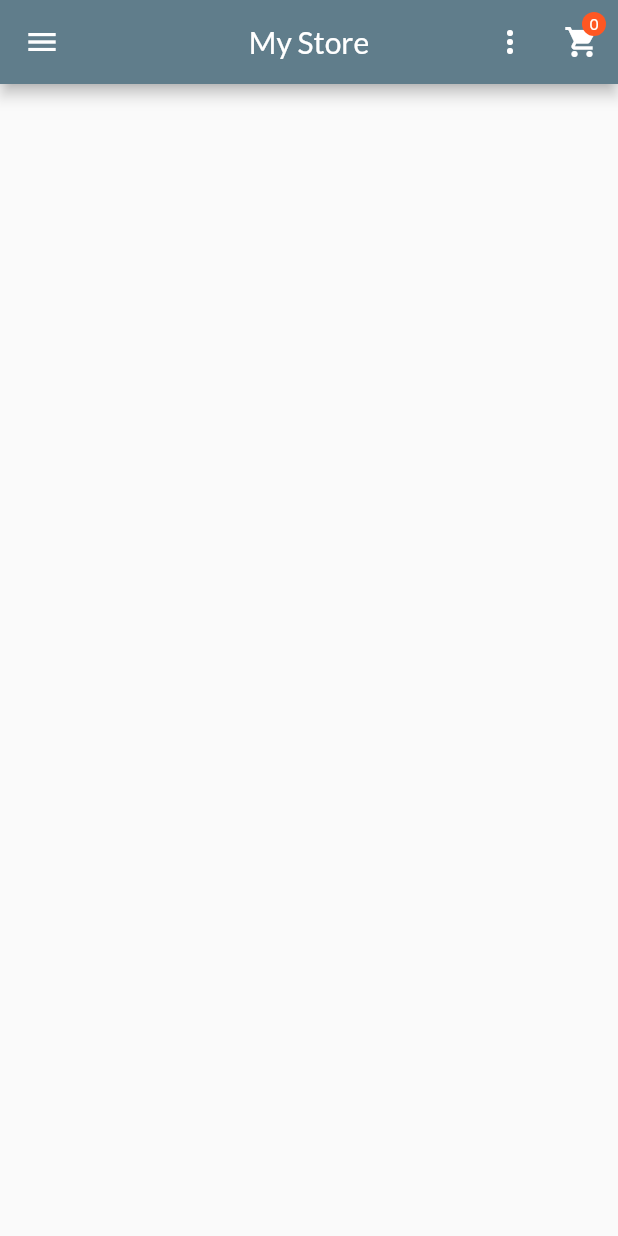
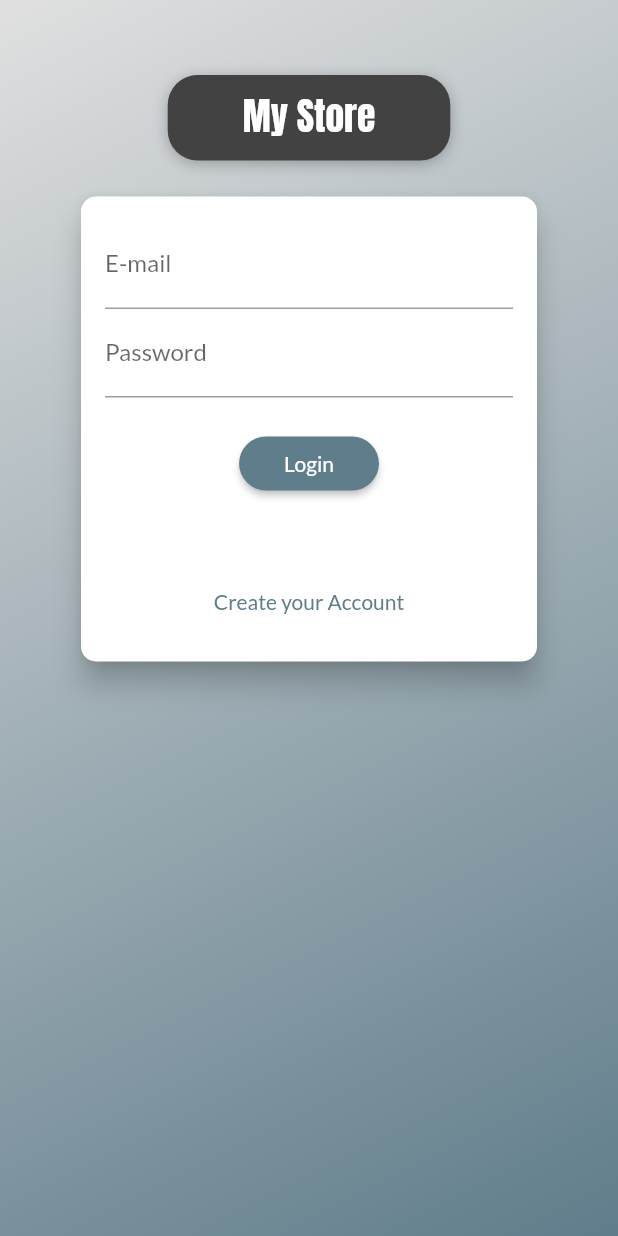
Before and after one commit to visicatto/my_store, a Flutter app: the screen it shows after launch, on a phone screen of 412 x 824 dp. Run offline on Flutter 3.47's test engine with Material 2 defaults, Android fonts, the phone set to English and light mode, and no system bars.

Commit message:
auth page

```diff
--- /dev/null
+++ b/lib/components/auth_form.dart
@@ -0,0 +1,146 @@
+import 'package:flutter/material.dart';
+import 'package:provider/provider.dart';
+import 'package:shop/models/auth.dart';
+
+// ignore: constant_identifier_names
+enum AuthMode { Signup, Login }
+
+class AuthForm extends StatefulWidget {
+  const AuthForm({Key? key}) : super(key: key);
+
+  @override
+  _AuthFormState createState() => _AuthFormState();
+}
+
+class _AuthFormState extends State<AuthForm> {
+  final _passwordController = TextEditingController();
+  final _formKey = GlobalKey<FormState>();
+  bool _isLoading = false;
+  AuthMode _authMode = AuthMode.Login;
+  final Map<String, String> _authData = {
+    'email': '',
+    'password': '',
+  };
+
+  bool _isLogin() => _authMode == AuthMode.Login;
+  bool _isSignup() => _authMode == AuthMode.Signup;
+
+  void _swithAuthMode() {
+    setState(() {
+      if (_isLogin()) {
+        _authMode = AuthMode.Signup;
+      } else {
+        _authMode = AuthMode.Login;
+      }
+    });
+  }
+
+  Future<void> _submit() async {
+    final isValid = _formKey.currentState?.validate() ?? false;
+    if (!isValid) {
+      return;
+    }
+    setState(() => _isLoading = true);
+    _formKey.currentState?.save();
+    Auth auth = Provider.of(context, listen: false);
+
+    if (_isLogin()) {
+      auth.login(
+        _authData['email']!,
+        _authData['password']!,
+      );
+    } else {
+      await auth.signup(
+        _authData['email']!,
+        _authData['password']!,
+      );
+    }
+
+    setState(() => _isLoading = false);
+  }
+
+  @override
+  Widget build(BuildContext context) {
+    final deviceSize = MediaQuery.of(context).size;
+    return Card(
+      elevation: 8,
+      shape: RoundedRectangleBorder(
+        borderRadius: BorderRadius.circular(10),
+      ),
+      child: Container(
+        padding: const EdgeInsets.all(16),
+        height: _isLogin() ? 310 : 400,
+        width: deviceSize.width * 0.75,
+        child: Form(
+          key: _formKey,
+          child: Column(
+            children: [
+              TextFormField(
+                decoration: const InputDecoration(labelText: 'E-mail'),
+                keyboardType: TextInputType.emailAddress,
+                onSaved: (email) => _authData['email'] = email ?? '',
+                validator: (_email) {
+                  final email = _email ?? '';
+                  if (email.trim().isEmpty || !email.contains('@')) {
+                    return 'Enter a valid e-mail.';
+                  }
+                  return null;
+                },
+              ),
+              TextFormField(
+                decoration: const InputDecoration(labelText: 'Password'),
+                keyboardType: TextInputType.emailAddress,
+                obscureText: true,
+                controller: _passwordController,
+                onSaved: (password) => _authData['password'] = password ?? '',
+                validator: (_password) {
+                  final password = _password ?? '';
+                  if (password.trim().isEmpty || password.length < 5) {
+                    return 'Enter a valid password';
+                  }
+                  return null;
+                },
+              ),
+              if (_isSignup())
+                TextFormField(
+                  decoration:
+                      const InputDecoration(labelText: 'Password Confirmation'),
+                  keyboardType: TextInputType.emailAddress,
+                  obscureText: true,
+                  validator: _isLogin()
+                      ? null
+                      : (_password) {
+                          final password = _password ?? '';
+                          if (password != _passwordController.text) {
+                            return "Passwords aren't the same.";
+                          }
+                          return null;
+                        },
+                ),
+              const SizedBox(height: 20),
+              if (_isLoading)
+                const CircularProgressIndicator()
+              else
+                ElevatedButton(
+                  onPressed: _submit,
+                  child: Text(_authMode == AuthMode.Login ? 'Login' : 'Signup'),
+                  style: ElevatedButton.styleFrom(
+                      shape: RoundedRectangleBorder(
+                        borderRadius: BorderRadius.circular(30),
+                      ),
+                      padding: const EdgeInsets.symmetric(
+                        horizontal: 30,
+                        vertical: 8,
+                      )),
+                ),
+              const Spacer(),
+              TextButton(
+                  onPressed: _swithAuthMode,
+                  child: Text(_isLogin() ? 'Create your Account' : 'Sing in'))
+            ],
+          ),
+        ),
+      ),
+    );
+  }
+}
--- /dev/null
+++ b/lib/exceptions/auth_exception.dart
@@ -0,0 +1,18 @@
+class AuthException implements Exception {
+  static const Map<String, String> errors = {
+    'EMAIL_EXISTS': 'E-mail already registered.',
+    'INVALID_PASSWORD': 'The password you entered is wrong.',
+    'USER_DISABLED': 'User disabled.',
+    'OPERATION_NOT_ALLOWED': 'Operation not allowed.',
+    'TOO_MANY_ATTEMPTS_TRY_LATER': 'Access temporarily blocked. Try later.',
+    'EMAIL_NOT_FOUND': 'E-mail not found.',
+  };
+  final String key;
+
+  AuthException(this.key);
+
+  @override
+  String toString() {
+    return errors[key] ?? 'There was an error in the authentication process.';
+  }
+}
--- a/lib/main.dart
+++ b/lib/main.dart
@@ -1,12 +1,15 @@
 import 'package:flutter/material.dart';
 import 'package:provider/provider.dart';
+import 'package:shop/components/auth_form.dart';
 import 'package:shop/models/order_list.dart';
 import 'package:shop/models/product_list.dart';
+import 'package:shop/pages/auth_page.dart';
 import 'package:shop/pages/cart_page.dart';
 import 'package:shop/pages/orders_page.dart';
 import 'package:shop/pages/product_detail_page.dart';
 import 'package:shop/pages/products_page.dart';
 import 'package:shop/utils/app_routes.dart';
+import 'models/auth.dart';
 import 'models/cart.dart';
 import 'pages/product_overview_page.dart';
 import './pages/product_form_page.dart';
@@ -32,6 +35,9 @@ class MyApp extends StatelessWidget {
         ChangeNotifierProvider(
           create: (_) => OrderList(),
         ),
+        ChangeNotifierProvider(
+          create: (_) => Auth(),
+        ),
       ],
       child: MaterialApp(
         title: 'Flutter Demo',
@@ -43,6 +49,7 @@ class MyApp extends StatelessWidget {
         ),
         //home: const ProductsOverviewPage(),
         routes: {
+          AppRoutes.AUTH: (context) => const AuthPage(),
           AppRoutes.HOME: (context) => const ProductsOverviewPage(),
           AppRoutes.PRODUCT_DETAIL: (context) => const ProductDetailPage(),
           AppRoutes.CART: (context) => const CartPage(),
--- /dev/null
+++ b/lib/models/auth.dart
@@ -0,0 +1,36 @@
+import 'dart:convert';
+
+import 'package:flutter/cupertino.dart';
+import 'package:http/http.dart' as http;
+
+class Auth with ChangeNotifier {
+  static const _url =
+      'https://identitytoolkit.googleapis.com/v1/accounts:signUp?key=AIzaSyAG6k9yTSFklLqebbyShCJGhCSMqcUCnxc';
+
+  Future<void> _authenticate(
+      String email, String password, String urlFragment) async {
+    final url =
+        'https://identitytoolkit.googleapis.com/v1/accounts:$urlFragment?key=AIzaSyAG6k9yTSFklLqebbyShCJGhCSMqcUCnxc';
+    final response = await http.post(
+      Uri.parse(url),
+      body: jsonEncode({
+        'email': email,
+        'password': password,
+        'returnSecureToken': true,
+      }),
+    );
+
+    final body = jsonDecode(response.body);
+    if(body['error'] "");
+
+    print(body);
+  }
+
+  Future<void> signup(String email, String password) async {
+    return _authenticate(email, password, 'signUp');
+  }
+
+  Future<void> login(String email, String password) async {
+    return _authenticate(email, password, 'signInWithPassword');
+  }
+}
--- /dev/null
+++ b/lib/pages/auth_page.dart
@@ -0,0 +1,73 @@
+import 'package:flutter/material.dart';
+import 'package:shop/components/auth_form.dart';
+
+class AuthPage extends StatelessWidget {
+  const AuthPage({Key? key}) : super(key: key);
+
+  @override
+  Widget build(BuildContext context) {
+    return Scaffold(
+      body: Stack(
+        children: [
+          Container(
+            decoration: BoxDecoration(
+              gradient: LinearGradient(
+                colors: [
+                  Colors.grey.shade300,
+                  Colors.blueGrey,
+                ],
+                begin: Alignment.topLeft,
+                end: Alignment.bottomRight,
+              ),
+            ),
+          ),
+          SizedBox(
+            width: double.infinity,
+            child: SingleChildScrollView(
+              child: Padding(
+                padding: const EdgeInsets.all(50),
+                child: Column(
+                  mainAxisAlignment: MainAxisAlignment.center,
+                  crossAxisAlignment: CrossAxisAlignment.center,
+                  children: [
+                    Container(
+                      margin: const EdgeInsets.only(
+                        bottom: 20,
+                      ),
+                      padding: const EdgeInsets.symmetric(
+                        vertical: 10,
+                        horizontal: 50,
+                      ),
+                      decoration: BoxDecoration(
+                          boxShadow: const [
+                            BoxShadow(
+                              blurRadius: 8,
+                              color: Colors.black26,
+                              offset: Offset(0, 2),
+                            ),
+                          ],
+                          borderRadius: BorderRadius.circular(20),
+                          color: Colors.grey.shade800),
+                      child: Text(
+                        'My Store',
+                        style: TextStyle(
+                          fontSize: 25,
+                          fontFamily: 'Anton',
+                          color: Theme.of(context)
+                              .accentTextTheme
+                              .headline6
+                              ?.color,
+                        ),
+                      ),
+                    ),
+                    const AuthForm(),
+                  ],
+                ),
+              ),
+            ),
+          )
+        ],
+      ),
+    );
+  }
+}
--- a/lib/utils/app_routes.dart
+++ b/lib/utils/app_routes.dart
@@ -1,7 +1,8 @@
 // ignore_for_file: constant_identifier_names
 
 class AppRoutes {
-  static const HOME = '/';
+  static const AUTH = '/';
+  static const HOME = '/home';
   static const PRODUCT_DETAIL = '/product-detail';
   static const CART = '/cart';
   static const ORDERS = '/orders';
```
